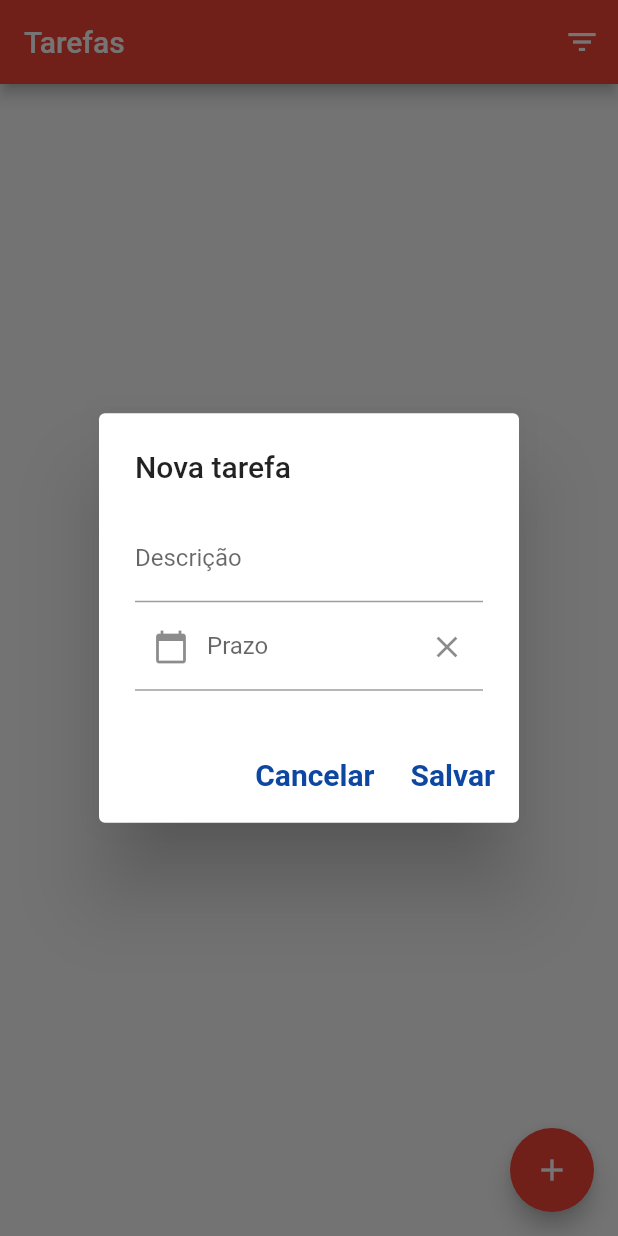
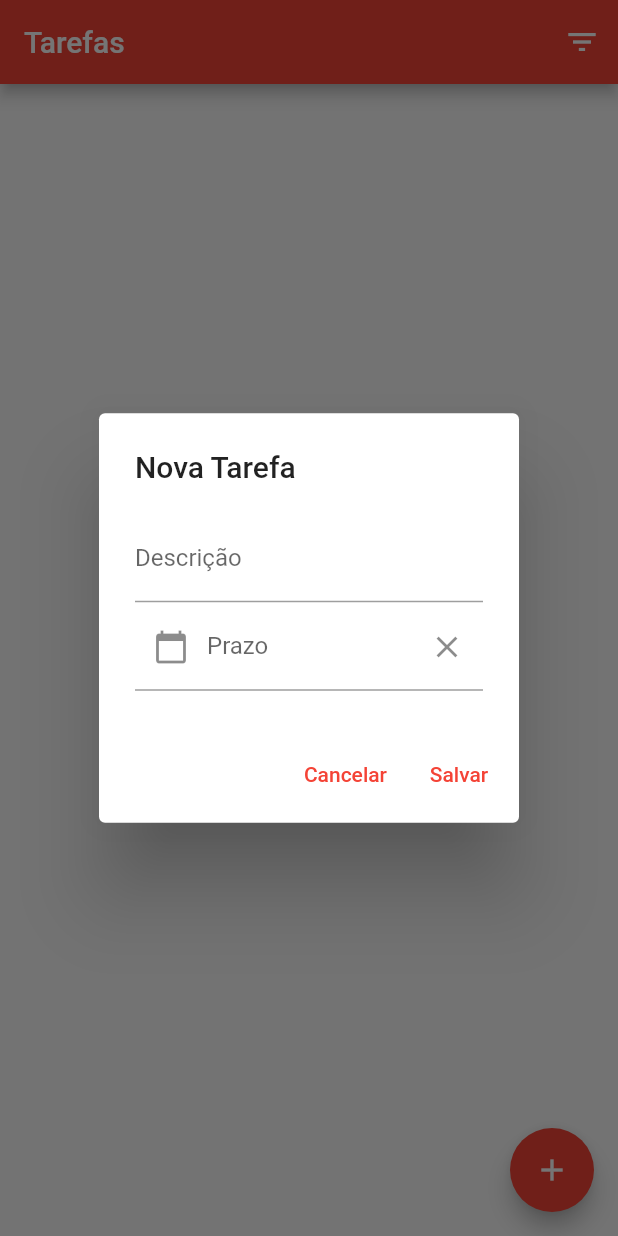
Before and after one commit to GiovaniMarcarini/gerenciador, a Flutter app: the screen it shows after launch, after a tap on the "add" icon, on a phone screen of 412 x 824 dp. Run offline on Flutter 3.47's test engine with Material 2 defaults, Android fonts, the phone set to English and light mode, and no system bars; our stand-ins replace shared_preferences, sqflite; accounts and stored records are empty.

Commit message:
Aula 27/09

```diff
--- /dev/null
+++ b/lib/dao/tarefa_dao.dart
@@ -0,0 +1,46 @@
+import '../database/database_provider.dart';
+import '../model/tarefa.dart';
+
+class TarefaDao {
+  final databaseProvider = DatabaseProvider.instance;
+
+  Future<bool> salvar(Tarefa tarefa) async {
+    final database = await databaseProvider.database;
+    final valores = tarefa.toMap();
+    if (tarefa.id == null) {
+      tarefa.id = await database.insert(Tarefa.nomeTabela, valores);
+      return true;
+    } else {
+      final registrosAtualizados = await database.update(
+        Tarefa.nomeTabela,
+        valores,
+        where: '${Tarefa.campoId} = ?',
+        whereArgs: [tarefa.id],
+      );
+      return registrosAtualizados > 0;
+    }
+  }
+
+  Future<bool> remover(int id) async {
+    final database = await databaseProvider.database;
+    final registrosAtualizados = await database.delete(
+      Tarefa.nomeTabela,
+      where: '${Tarefa.campoId} = ?',
+      whereArgs: [id],
+    );
+    return registrosAtualizados > 0;
+  }
+
+  Future<List<Tarefa>> listar() async {
+    final database = await databaseProvider.database;
+    final resultado = await database.query(
+      Tarefa.nomeTabela,
+      columns: [
+        Tarefa.campoId,
+        Tarefa.campoDescricao,
+        Tarefa.campoPrazo,
+      ],
+    );
+    return resultado.map((m) => Tarefa.fromMap(m)).toList();
+  }
+}
--- /dev/null
+++ b/lib/database/database_provider.dart
@@ -0,0 +1,45 @@
+import 'package:sqflite/sqflite.dart';
+import 'package:sqflite/sqlite_api.dart';
+import '../model/tarefa.dart';
+
+class DatabaseProvider {
+  static const _dbName = 'cadastro_tarefas.db';
+  static const _dbVersion = 1;
+
+  DatabaseProvider._init();
+  static final DatabaseProvider instance = DatabaseProvider._init();
+
+  Database? _database;
+
+  Future<Database> get database async => _database ??= await _initDatabase();
+
+  Future<Database> _initDatabase() async {
+    final databasesPath = await getDatabasesPath();
+    final dbPath = '$databasesPath/$_dbName';
+    return await openDatabase(
+      dbPath,
+      version: _dbVersion,
+      onCreate: _onCreate,
+      onUpgrade: _onUpgrade,
+    );
+  }
+
+  Future<void> _onCreate(Database db, int version) async {
+    await db.execute('''
+      CREATE TABLE ${Tarefa.nomeTabela} (
+        ${Tarefa.campoId} INTEGER PRIMARY KEY AUTOINCREMENT,
+        ${Tarefa.campoDescricao} TEXT NOT NULL,
+        ${Tarefa.campoPrazo} TEXT);
+    ''');
+  }
+
+  Future<void> _onUpgrade(Database db, int oldVersion, int newVersion) async {
+
+  }
+
+  Future<void> close() async {
+    if (_database != null) {
+      await _database!.close();
+    }
+  }
+}
--- a/lib/model/Tarefa.dart
+++ /dev/null
@@ -1,21 +0,0 @@
-import 'package:intl/intl.dart';
-
-class Tarefa{
-
-  static const CAMPO_ID = '_id';
-  static const CAMPO_DESCRICAO = 'descricao';
-  static const CAMPO_PRAZO = 'prazo';
-
-  int id;
-  String descricao;
-  DateTime? prazo;
-
-  Tarefa({required this.id, required this.descricao, this.prazo});
-
-  String get prazoFormatado{
-    if( prazo == null){
-      return '';
-    }
-    return DateFormat('dd/MM/yyyy').format(prazo!);
-  }
-}
--- /dev/null
+++ b/lib/model/tarefa.dart
@@ -0,0 +1,40 @@
+import 'package:intl/intl.dart';
+
+class Tarefa {
+  static const nomeTabela = 'tarefa';
+  static const campoId = '_id';
+  static const campoDescricao = 'descricao';
+  static const campoPrazo = 'prazo';
+
+  int? id;
+  String descricao;
+  DateTime? prazo;
+
+  Tarefa({
+    this.id,
+    required this.descricao,
+    this.prazo,
+  });
+
+  String get prazoFormatado {
+    if (prazo == null) {
+      return '';
+    }
+    return DateFormat('dd/MM/yyyy').format(prazo!);
+  }
+
+  Map<String, dynamic> toMap() => {
+    campoId: id,
+    campoDescricao: descricao,
+    campoPrazo:
+    prazo == null ? null : DateFormat("yyyy-MM-dd").format(prazo!),
+  };
+
+  factory Tarefa.fromMap(Map<String, dynamic> map) => Tarefa(
+    id: map[campoId] is int ? map[campoId] : null,
+    descricao: map[campoDescricao] is String ? map[campoDescricao] : '',
+    prazo: map[campoPrazo] is String
+        ? DateFormat("yyyy-MM-dd").parse(map[campoPrazo])
+        : null,
+  );
+}
--- a/lib/pages/lista_tarefas_pages.dart
+++ b/lib/pages/lista_tarefas_pages.dart
@@ -1,52 +1,59 @@
-import 'package:gerenciador/model/tarefa.dart';
 import 'package:flutter/material.dart';
-import 'package:gerenciador/pages/filtro_page.dart';
-import 'package:gerenciador/widgets/conteudo_form_dialog.dart';
+import 'package:flutter/widgets.dart';
+import '../dao/tarefa_dao.dart';
+import '../model/tarefa.dart';
+import '../widgets/conteudo_form_dialog.dart';
+import 'filtro_page.dart';
 
-class ListaTarefasPage extends StatefulWidget{
+class ListaTarefasPage extends StatefulWidget {
+  @override
+  State<StatefulWidget> createState() => _ListaTarefasPageState();
+}
+
+class _ListaTarefasPageState extends State<ListaTarefasPage> {
+  static const acaoEditar = 'editar';
+  static const acaoExcluir = 'excluir';
+
+  final _tarefas = <Tarefa>[];
+  final _dao = TarefaDao();
 
   @override
-  _ListaTarefasPageState createState() => _ListaTarefasPageState();
+  void initState() {
+    super.initState();
+    _atualizarLista();
   }
 
-class _ListaTarefasPageState extends State<ListaTarefasPage>{
-  var _ultimoId = 0;
-  static const ACAO_EDITAR = 'editar';
-  static const ACAO_EXCLUIR = 'excluir';
-
-    final tarefas = <Tarefa>[
-    //Tarefa(id: 1, descricao: 'Fazer Exercício 1', prazo: DateTime.now().add(Duration(days: 5))),
-    //Tarefa(id: 2, descricao: 'Exercicio 2', prazo: DateTime.now().add(Duration(days: 3))),
-    //Tarefa(id: 3, descricao: 'Exercicio 3', prazo: DateTime.now().add(Duration(days: 8)))
-  ];
-
-  Widget build (BuildContext context){
+  @override
+  Widget build(BuildContext context) {
     return Scaffold(
-      appBar: criarAppBar(),
-      body: criarBody(),
+      appBar: _criarAppBar(),
+      body: _criarBody(),
       floatingActionButton: FloatingActionButton(
-        onPressed: _abrirForm,
         tooltip: 'Nova Tarefa',
         child: Icon(Icons.add),
+        onPressed: _abrirForm,
       ),
     );
   }
 
-  AppBar criarAppBar(){
+  AppBar _criarAppBar() {
     return AppBar(
-      title: const Text('Tarefas'),
+      title: Text('Tarefas'),
       actions: [
-        IconButton (
-          icon: const Icon(Icons.filter_list),
+        IconButton(
+          icon: Icon(Icons.filter_list),
+          tooltip: 'Filtro e Ordenação',
           onPressed: _abrirPaginaFiltro,
-        )
+        ),
       ],
     );
   }
 
-  Widget criarBody(){
-    if (tarefas.isEmpty){
-      return Center (child: Text('Nenhuma tarefa cadastrada',
+  Widget _criarBody() {
+    if (_tarefas.isEmpty) {
+      return Center(
+        child: Text(
+          'Nenhuma tarefa cadastrada',
           style: TextStyle(
             fontSize: 20,
             fontWeight: FontWeight.bold,
@@ -56,184 +63,151 @@ class _ListaTarefasPageState extends State<ListaTarefasPage>{
       );
     }
     return ListView.separated(
-      itemCount: tarefas.length,
-      itemBuilder: (BuildContext context, int index){
-        final tarefa = tarefas[index];
+      itemCount: _tarefas.length,
+      itemBuilder: (BuildContext context, int index) {
+        final tarefa = _tarefas[index];
         return PopupMenuButton<String>(
           child: ListTile(
-            title: Text('${tarefa.id} - ${tarefa.descricao}'),
-            subtitle: Text('Prazo - ${tarefa.prazoFormatado}')
+            title: Text(
+              '${tarefa.id} - ${tarefa.descricao}',
             ),
-          itemBuilder: (BuildContext context) => criarItensMenuPopup(),
-        onSelected: (String valorSelecionado){
-            if (valorSelecionado == ACAO_EDITAR){
-              _abrirForm(tarefaAtual: tarefa, indice: index);
-        }else{
-              _excluir(index);
+            subtitle: Text(
+              tarefa.prazoFormatado,
+            ),
+          ),
+          itemBuilder: (_) => _criarItensMenuPopup(),
+          onSelected: (String valorSelecionado) {
+            if (valorSelecionado == acaoEditar) {
+              _abrirForm(tarefa: tarefa);
+            } else if (valorSelecionado == acaoExcluir) {
+              _excluir(tarefa);
+            } else {
+
             }
           },
         );
       },
-      separatorBuilder: (BuildContext context, int index) => Divider(),
+      separatorBuilder: (_, __) => Divider(),
     );
   }
 
-  void _abrirForm( {Tarefa? tarefaAtual, int? indice} ){
+  List<PopupMenuEntry<String>> _criarItensMenuPopup() => [
+    PopupMenuItem(
+      value: acaoEditar,
+      child: Row(
+        children: const [
+          Icon(Icons.edit, color: Colors.black),
+          Padding(
+            padding: EdgeInsets.only(left: 10),
+            child: Text('Editar'),
+          ),
+        ],
+      ),
+    ),
+    PopupMenuItem(
+      value: acaoExcluir,
+      child: Row(
+        children: const [
+          Icon(Icons.delete, color: Colors.red),
+          Padding(
+            padding: EdgeInsets.only(left: 10),
+            child: Text('Excluir'),
+          ),
+        ],
+      ),
+    ),
+  ];
+
+  void _abrirForm({Tarefa? tarefa}) {
     final key = GlobalKey<ConteudoFormDialogState>();
     showDialog(
       context: context,
-      builder: (BuildContext context){
-        return AlertDialog(
-          title: Text(tarefaAtual == null ? 'Nova tarefa': 'Alterar tarefa ${tarefaAtual.id}'),
-          content: ConteudoFormDialog(key: key, tarefaAtual: tarefaAtual,),
+      builder: (_) => AlertDialog(
+        title: Text(
+          tarefa == null ? 'Nova Tarefa' : 'Alterar Tarefa ${tarefa.id}',
+        ),
+        content: ConteudoFormDialog(
+          key: key,
+          tarefa: tarefa,
+        ),
         actions: [
           TextButton(
-            child: Text('Cancelar',
-                style: TextStyle(
-                  fontSize: 20,
-                  fontWeight: FontWeight.bold,
-                  color: Theme.of(context).primaryColor,
+            child: Text('Cancelar'),
+            onPressed: () => Navigator.pop(context),
           ),
-            ),
-            onPressed: () => Navigator.of(context).pop()),
           TextButton(
-        child: Text('Salvar',
-            style: TextStyle(
-              fontSize: 20,
-              fontWeight: FontWeight.bold,
-              color: Theme.of(context).primaryColor,
-            ),
-        ),
-        onPressed: (){
-          if (key.currentState != null  && key.currentState!.dadosValidos()){
-            setState(() {
-              final novaTarafa = key.currentState!.novaTarefa;
-              if(indice == null){
-                novaTarafa.id = ++ _ultimoId;
-                tarefas.add(novaTarafa);
-        }else{
-                tarefas[indice] = novaTarafa;
+            child: Text('Salvar'),
+            onPressed: () {
+              if (key.currentState?.dadosValidos() != true) {
+                return;
+              }
+              Navigator.of(context).pop();
+              final novaTarefa = key.currentState!.novaTarefa;
+              _dao.salvar(novaTarefa).then((success) {
+                if (success) {
+                  _atualizarLista();
                 }
               });
-            Navigator.of(context).pop();
-        }
             },
-        )
-
+          ),
         ],
-        );
-      }
-    );
-  }
-  void _abrirPaginaFiltro(){
-    final navigator = Navigator.of(context);
-    navigator.pushNamed(FiltroPage.ROUTE_NAME).then((alterouValores){
-      if (alterouValores == true){
-
-      }
-    }
+      ),
     );
   }
 
-  List<PopupMenuEntry<String>> criarItensMenuPopup(){
-    return[
-      PopupMenuItem<String>(
-        value: ACAO_EDITAR,
-        child: Row(
+  void _excluir(Tarefa tarefa) {
+    showDialog(
+      context: context,
+      builder: (_) => AlertDialog(
+        title: Row(
           children: [
-            Icon(Icons.edit, color: Colors.black),
+            Icon(Icons.warning),
             Padding(
               padding: EdgeInsets.only(left: 10),
-              child: Text('Editar',
-                  style: TextStyle(
-                    fontSize: 20,
-                    fontWeight: FontWeight.bold,
-                    color: Theme.of(context).primaryColor,
-                  ),
-              ),
+              child: Text('Atenção'),
             ),
           ],
         ),
-
+        content: Text('Esse registro será removido definitivamente.'),
+        actions: [
+          TextButton(
+            child: Text('Cancelar'),
+            onPressed: () => Navigator.pop(context),
           ),
-      PopupMenuItem<String>(
-        value: ACAO_EXCLUIR,
-        child: Row(
-          children: [
-            Icon(Icons.delete, color: Colors.red),
-            Padding(
-              padding: EdgeInsets.only(left: 10),
-              child: Text('Excluir',
-                  style: TextStyle(
-                    fontSize: 20,
-                    fontWeight: FontWeight.bold,
-                    color: Theme.of(context).primaryColor,
-                  ),
-              ),
+          TextButton(
+            child: Text('OK'),
+            onPressed: () {
+              Navigator.pop(context);
+              if (tarefa.id == null) {
+                return;
+              }
+              _dao.remover(tarefa.id!).then((success) {
+                if (success) {
+                  _atualizarLista();
+                }
+              });
+            },
           ),
         ],
       ),
-
-      ),
-    ];
-  }
-  void _excluir(int indice){
-    showDialog(
-      context: context,
-      builder: (BuildContext context){
-        return AlertDialog(
-          title: Row(
-            children: [
-              Icon(Icons.warning, color: Colors.red),
-              Padding(
-                padding: EdgeInsets.only(left: 10),
-                child: Text('Atenção',
-                    style: TextStyle(
-                      fontSize: 20,
-                      fontWeight: FontWeight.bold,
-                      color: Theme.of(context).primaryColor,
-                    ),
-                ),
-              ),
-            ],
-          ),
-          content: Text('Esse registro será removido definitivamente',
-              style: TextStyle(
-                fontSize: 20,
-                fontWeight: FontWeight.bold,
-                color: Theme.of(context).primaryColor,
-              ),
-          ),
-          actions: [
-            TextButton(
-              child: Text('Cancelar',
-              style: TextStyle(
-                fontSize: 20,
-                fontWeight: FontWeight.bold,
-                color: Theme.of(context).primaryColor,
-              ),
-              ),
-              onPressed: () => Navigator.of(context).pop(),
-            ),
-            TextButton(
-              child: Text('OK',
-                  style: TextStyle(
-                    fontSize: 20,
-                    fontWeight: FontWeight.bold,
-                    color: Theme.of(context).primaryColor,
-                  )
-              ),
-              onPressed: (){
-                Navigator.of(context).pop();
-                setState(() {
-                  tarefas.removeAt(indice);
-                });
-
-              },
-            )
-          ],
     );
   }
-    );
+
+  void _abrirPaginaFiltro() async {
+    final navigator = Navigator.of(context);
+    final alterouValores = await navigator.pushNamed(FiltroPage.ROUTE_NAME);
+    if (alterouValores == true) {
+      _atualizarLista();
     }
   }
+
+  void _atualizarLista() async {
+    final tarefas = await _dao.listar();
+    setState(() {
+      _tarefas.clear();
+      if (tarefas.isNotEmpty) {
+        _tarefas.addAll(tarefas);
+      }
+    });
+  }
+}
--- a/lib/widgets/conteudo_form_dialog.dart
+++ b/lib/widgets/conteudo_form_dialog.dart
@@ -1,12 +1,11 @@
-
 import 'package:flutter/material.dart';
 import 'package:gerenciador/model/tarefa.dart';
 import 'package:intl/intl.dart';
 
 class ConteudoFormDialog extends StatefulWidget{
-  final Tarefa? tarefaAtual;
+  final Tarefa? tarefa;
 
-  ConteudoFormDialog( {Key? key, this.tarefaAtual}) : super(key: key);
+  ConteudoFormDialog( {Key? key, this.tarefa}) : super(key: key);
 
   ConteudoFormDialogState createState() => ConteudoFormDialogState();
 }
@@ -20,9 +19,9 @@ class ConteudoFormDialogState extends State<ConteudoFormDialog>{
 
   void initState(){
     super.initState();
-    if (widget.tarefaAtual != null){
-      _descricaoController.text = widget.tarefaAtual!.descricao;
-      _prazoController.text = widget.tarefaAtual!.prazoFormatado;
+    if (widget.tarefa != null){
+      _descricaoController.text = widget.tarefa!.descricao;
+      _prazoController.text = widget.tarefa!.prazoFormatado;
     }
   }
 
@@ -88,7 +87,7 @@ class ConteudoFormDialogState extends State<ConteudoFormDialog>{
   bool dadosValidos() => _formKey.currentState?.validate() == true;
 
   Tarefa get novaTarefa => Tarefa(
-    id: widget.tarefaAtual?.id ?? 0,
+    id: widget.tarefa?.id ?? 0,
     descricao: _descricaoController.text,
     prazo: _prazoController.text.isEmpty ? null : _dateFormat.parse(_prazoController.text),
   );
--- a/pubspec.yaml
+++ b/pubspec.yaml
@@ -37,6 +37,7 @@ dependencies:
   flutter_lints: ^2.0.0
   intl: ^0.17.0
   shared_preferences: ^2.0.15
+  sqflite: ^2.0.3
 
 dev_dependencies:
   flutter_test:
```
Also changed, not shown: lib/pages/filtro_page.dart (+5 -5 lines), pubspec.lock. Lines whose indentation alone changed are shown as unchanged.
